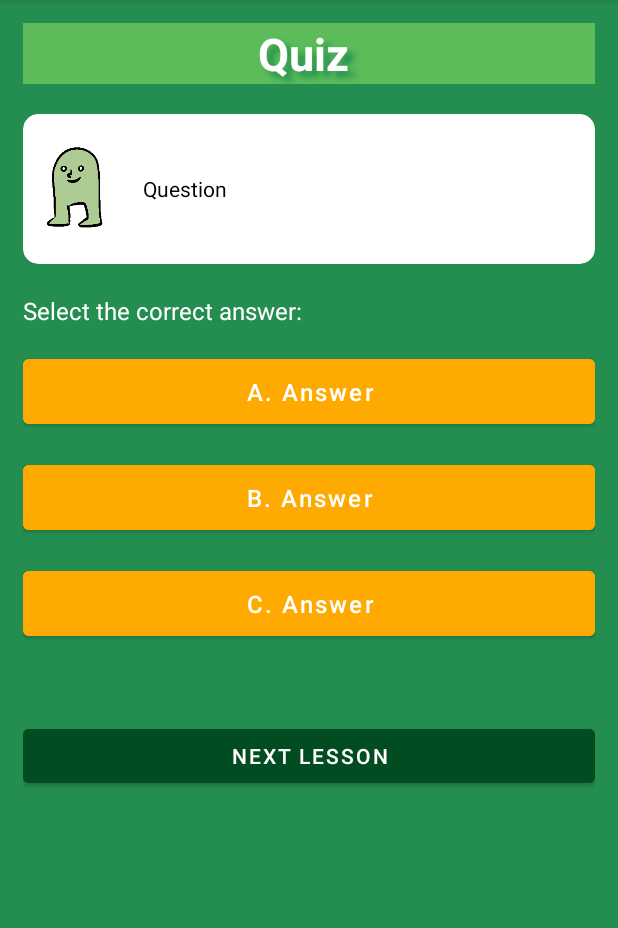
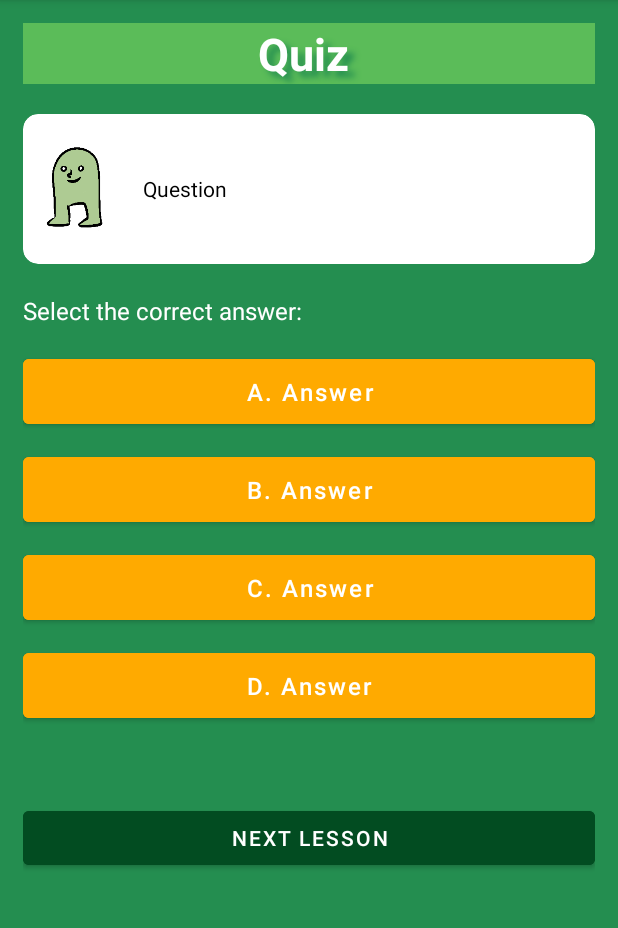
Before and after one commit to zhuje/NUMADSp22_FinalProject, an Android app: the SublessonQuiz screen opened directly, with no data from a screen before it, on a phone screen of 412 x 824 dp, the part 84-1012 px from its top. Run offline under Robolectric (Android 15) with nearby library versions, the phone set to English and light mode, and no system bars.

Commit message:
Added logic to show the correct answer. NO database usage yet -- need to add this.

```diff
--- a/app/src/main/java/edu/neu/madcourse/numadsp22_finalproject/SublessonQuiz.java
+++ b/app/src/main/java/edu/neu/madcourse/numadsp22_finalproject/SublessonQuiz.java
@@ -3,12 +3,85 @@ package edu.neu.madcourse.numadsp22_finalproject;
 import androidx.appcompat.app.AppCompatActivity;
 
 import android.os.Bundle;
+import android.util.Log;
+import android.view.View;
+import android.widget.Button;
+import android.widget.TextView;
+import android.widget.Toast;
 
 public class SublessonQuiz extends AppCompatActivity {
+
+    TextView title;
+    Button btnA, btnB, btnC, btnD,btn_nextLesson;
+    int correctAnswer;
+    int id_A = R.id.btn_subquiz_answerA;
+    int id_B = R.id.btn_subquiz_answerB;
+    int id_C = R.id.btn_subquiz_answerC;
+    int id_D = R.id.btn_subquiz_answerD;
+    Button[] btnArray;
+    String dbCorrectAnswer = "B";
 
     @Override
     protected void onCreate(Bundle savedInstanceState) {
         super.onCreate(savedInstanceState);
         setContentView(R.layout.activity_sublesson_quiz);
+
+        // TODO need to save state on rotate (for colored correct/incorrect answers)
+
+
+        title = findViewById(R.id.tv_subquiz_title);
+        btnA = findViewById(R.id.btn_subquiz_answerA);
+        btnB = findViewById(R.id.btn_subquiz_answerB);
+        btnC = findViewById(R.id.btn_subquiz_answerC);
+        btnD = findViewById(R.id.btn_subquiz_answerD);
+        btnArray = new Button[]{btnA,btnB,btnC,btnD};
+
+        btn_nextLesson = findViewById(R.id.btn_subquiz_nextlesson);
+
+
+        // TODO retrieve from db quiz question, possible answers, correct answer
+        // dbCorrectAnswer is a placeholder, for info to be fetched from DB
+        switch (dbCorrectAnswer) {
+            case "A":
+                Log.d("Pandan", "A" + " " + dbCorrectAnswer);
+                correctAnswer =  id_A;
+                break;
+            case "B":
+                Log.d("Pandan", "B" + " " + dbCorrectAnswer) ;
+                correctAnswer =  id_B;
+                break;
+            case "C":
+                Log.d("Pandan", "C" + " " + dbCorrectAnswer);
+
+                correctAnswer =  id_C;
+                break;
+            case "D":
+                Log.d("Pandan", "D" + " " + dbCorrectAnswer);
+                correctAnswer =  id_D;
+                break;
+            default:
+                correctAnswer = 0; // error checking
+        }
+
     }
+
+    public void onClickGetQuizAnswer(View view){
+        if (correctAnswer == 0 ){
+            Toast.makeText(getApplicationContext(), "Error occurred, couldn't fetch the correct answer.", Toast.LENGTH_SHORT).show();
+            return;
+        }
+
+        for (Button btn : btnArray){
+            btn.setBackgroundColor(getResources().getColor(R.color.redInCorrect));
+        }
+        Button correctBtn = findViewById(correctAnswer);
+        correctBtn.setBackgroundColor(getResources().getColor(R.color.greenCorrect));
+    }
+
+
+    public void onClickGoToNextLesson(View view){
+        // DB needs to hold name of next lesson in each quiz
+    }
+
+
 }
--- a/app/src/main/res/layout/activity_sublesson_quiz.xml
+++ b/app/src/main/res/layout/activity_sublesson_quiz.xml
@@ -14,11 +14,11 @@
         android:orientation="vertical">
 
         <TextView
+            android:id="@+id/tv_subquiz_title"
             android:shadowColor="@color/colorDark"
             android:shadowRadius="5"
             android:shadowDy="6"
             android:shadowDx="7"
-            android:id="@+id/textView2"
             android:layout_width="match_parent"
             android:layout_height="wrap_content"
             android:background="@color/colorPrimary"
@@ -28,8 +28,6 @@
             android:textSize="30dp"
             android:textStyle="bold"
             />
-
-
 
         <androidx.cardview.widget.CardView
             android:layout_width="match_parent"
@@ -49,6 +47,7 @@
                     android:src="@drawable/character"
                     />
                 <TextView
+                    android:id="@+id/tv_subquiz_question"
                     android:layout_marginLeft="20dp"
                     android:text="Question "
                     android:layout_gravity="center"
@@ -71,6 +70,7 @@
             android:text="Select the correct answer:"/>
 
         <Button
+            android:id="@+id/btn_subquiz_answerA"
             android:elevation="5dp"
             android:layout_marginTop="15dp"
             android:layout_width="match_parent"
@@ -80,10 +80,12 @@
             android:textAllCaps="false"
             android:textSize="16sp"
             android:text= "A. Answer"
+            android:onClick="onClickGetQuizAnswer"
             />
         <Button
+            android:id="@+id/btn_subquiz_answerB"
             android:elevation="5dp"
-            android:layout_marginTop="15dp"
+            android:layout_marginTop="10dp"
             android:layout_width="match_parent"
             android:layout_height="55dp"
             android:backgroundTint="@color/yellow3"
@@ -91,10 +93,12 @@
             android:textAllCaps="false"
             android:textSize="16sp"
             android:text= "B. Answer"
+            android:onClick="onClickGetQuizAnswer"
             />
         <Button
+            android:id="@+id/btn_subquiz_answerC"
             android:elevation="5dp"
-            android:layout_marginTop="15dp"
+            android:layout_marginTop="10dp"
             android:layout_width="match_parent"
             android:layout_height="55dp"
             android:backgroundTint="@color/yellow3"
@@ -102,22 +106,31 @@
             android:textAllCaps="false"
             android:textSize="16sp"
             android:text= "C. Answer"
+            android:onClick="onClickGetQuizAnswer"
+            />
+        <Button
+            android:id="@+id/btn_subquiz_answerD"
+            android:elevation="5dp"
+            android:layout_marginTop="10dp"
+            android:layout_width="match_parent"
+            android:layout_height="55dp"
+            android:backgroundTint="@color/yellow3"
+            android:textColor="@color/white"
+            android:textAllCaps="false"
+            android:textSize="16sp"
+            android:text= "D. Answer"
+            android:onClick="onClickGetQuizAnswer"
             />
 
-
-
-
-
         <Button
+            android:id="@+id/btn_subquiz_nextlesson"
             android:layout_marginTop="50dp"
             android:layout_width="match_parent"
             android:layout_height="wrap_content"
             android:backgroundTint="@color/green3"
-
-            android:text="Next Lesson"/>
-
-
-
+            android:text="Next Lesson"
+            android:onClick="onClickGoToNextLesson"
+            />
 
     </LinearLayout>
 </ScrollView>
--- a/app/src/main/res/values/colors.xml
+++ b/app/src/main/res/values/colors.xml
@@ -10,10 +10,12 @@
     <color name="colorPrimary"> #5bbc59 </color>
     <color name="colorDark"> #248e50 </color>
     <color name="green3">#024C21</color>
+    <color name="greenCorrect">#5CDC92</color>
     <color name="colorAccent"> #bf40ff </color>
     <color name="colorWhite"> #FFFFFF </color>
     <color name="grey">#98949A</color>
     <color name="red">#ED0505</color>
+    <color name="redInCorrect">#F44336</color>
     <color name="yellow1">#FFEB3B</color>
     <color name="yellow2">#FFC107</color>
     <color name="yellow3">#FFAA00</color>
```
